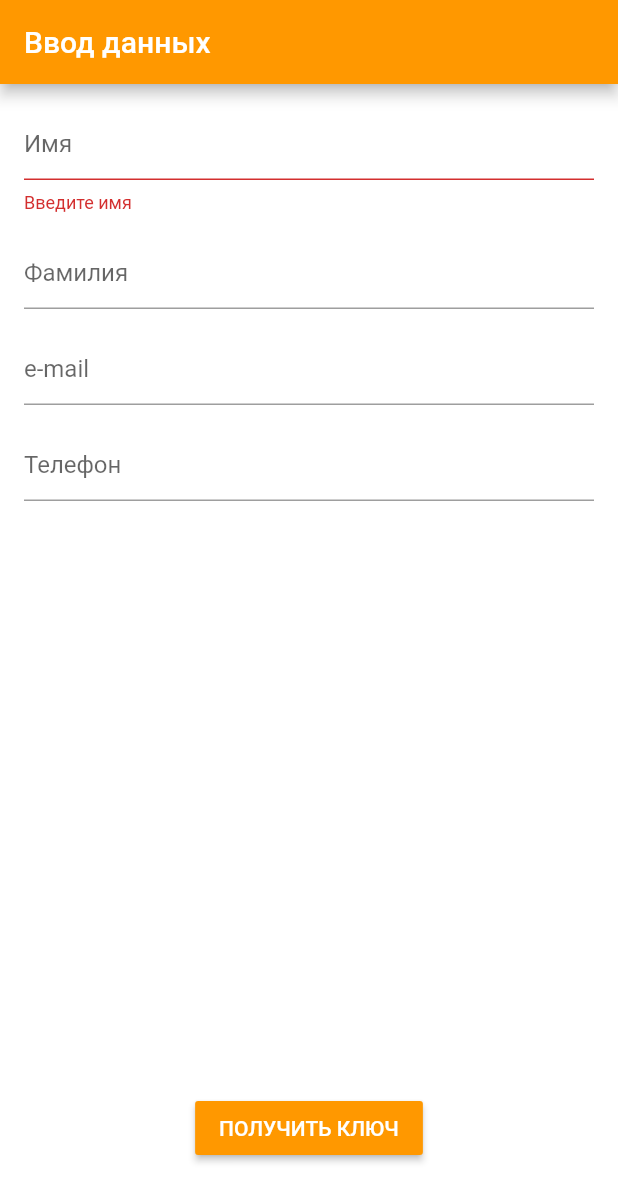
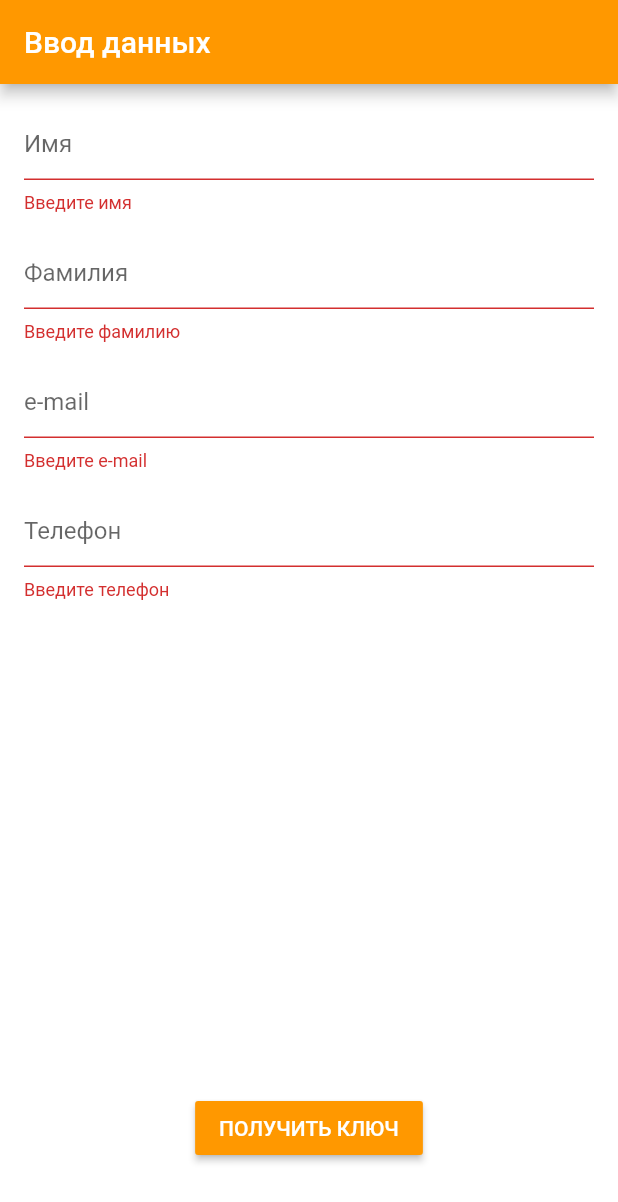
Before and after one commit to Voynere/dnsapptest, a Flutter app: the screen it shows after launch, after a tap on "ПОЛУЧИТЬ КЛЮЧ", on a phone screen of 412 x 824 dp. Shown: the top 1202 px of the screen. Run offline on Flutter 3.47's test engine with Material 2 defaults, Android fonts, the phone set to English and light mode, and no system bars; network calls fail.

```diff
--- a/lib/main.dart
+++ b/lib/main.dart
@@ -1,4 +1,7 @@
 import 'package:flutter/material.dart';
+import 'package:http/http.dart' as http;
+
+const kEndpoint = 'https://vacancy.dns-shop.ru';
 
 void main() => runApp(DnsApp());
 
@@ -28,7 +31,7 @@ class DnsApp extends StatelessWidget {
 
 class HomePage extends StatelessWidget {
   final _formKey = GlobalKey<FormState>();
-  final _values = {'firstName': '', 'lastName': '', 'phone': '', 'email': ''};
+  final _values = {'firstName': '', 'lastName': '', 'email': '', 'phone': ''};
 
   @override
   Widget build(BuildContext context) {
@@ -49,17 +52,22 @@ class HomePage extends StatelessWidget {
                 decoration: InputDecoration(
                   hintText: 'Имя',
                 ),
-                validator: (text) {
-                  if (text == null || text.isEmpty) {
+                validator: (String value) {
+                  if (value == null || value.trim().isEmpty) {
                     return 'Введите имя';
                   }
+                  _values['firstName'] = value.trim();
                   return null;
-                },
-              ),
+                 },
+                ),
               SizedBox(height: 16),
               TextFormField(
                 decoration: InputDecoration(
                   hintText: 'Фамилия',
+                ),
+                validator: _validateText(
+                  fieldName: 'lastName',
+                  errorText: 'Введите фамилию',
                 ),
               ),
               SizedBox(height: 16),
@@ -68,11 +76,20 @@ class HomePage extends StatelessWidget {
                   hintText: 'e-mail',
                 ),
                 keyboardType: TextInputType.emailAddress,
+                validator: _validateText(
+                  fieldName: 'email',
+                  errorText: 'Введите e-mail',
+                ),
               ),
               SizedBox(height: 16),
               TextFormField(
                 decoration: InputDecoration(
                   hintText: 'Телефон',
+                ),
+                keyboardType: TextInputType.phone,
+                validator: _validateText(
+                  fieldName: 'phone',
+                  errorText: 'Введите телефон',
                 ),
               ),
               SizedBox(height: 16),
@@ -80,8 +97,18 @@ class HomePage extends StatelessWidget {
                 child: Align(
                   alignment: Alignment.bottomCenter,
                   child: RaisedButton(
-                    onPressed: () {
+                    onPressed: () async {
                       _formKey.currentState.validate();
+
+                        final response = await http.post(
+                        '$kEndpoint/api/candidate/token',
+                        body: _values,
+                        );
+                        print('Response status: ${response.statusCode}');
+                        print('Response body: ${response.body}');
+
+                        print(await http.read('https://example.com/foobar.txt'));
+
                       Navigator.pushNamed(context, '/transfering2');
                     },
                     child: Text('Получить ключ'.toUpperCase()),
@@ -94,6 +121,17 @@ class HomePage extends StatelessWidget {
         ),
       ),
     );
+  }
+
+  _validateText({String fieldName, String errorText}) {
+    return (String value) {
+      final testValue = value?.trim();
+      if (testValue.isEmpty) {
+        return errorText;
+      }
+      _values[fieldName] = testValue;
+      return null;
+    };
   }
 }
 
--- a/pubspec.yaml
+++ b/pubspec.yaml
@@ -28,6 +28,7 @@ dependencies:
   # The following adds the Cupertino Icons font to your application.
   # Use with the CupertinoIcons class for iOS style icons.
   cupertino_icons: ^0.1.3
+  http: ^0.12.2
 
 dev_dependencies:
   flutter_test:
```
Also changed, not shown: pubspec.lock.
